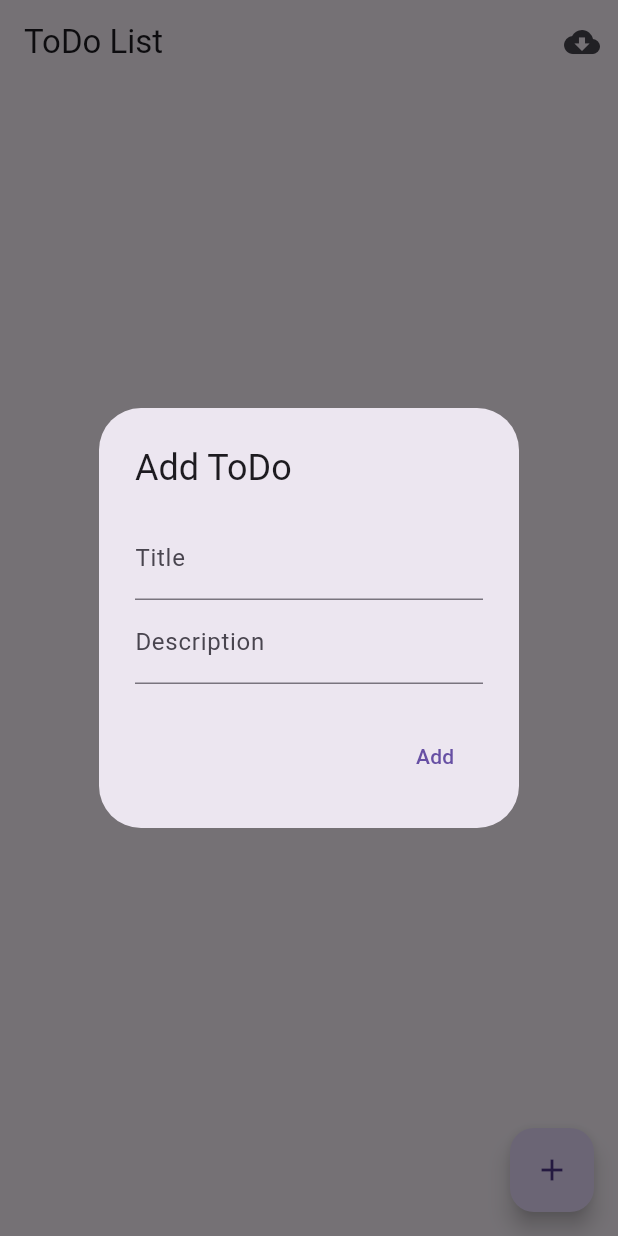
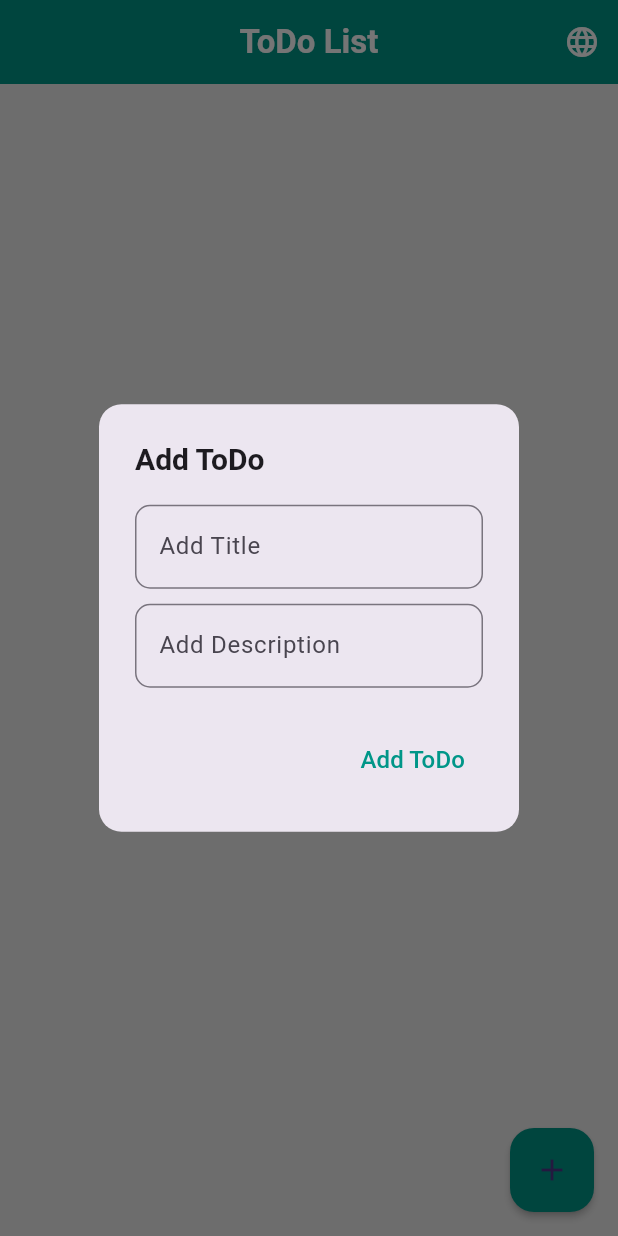
Before and after one commit to farhatbaig/hiveTodoApp, a Flutter app: the screen it shows after launch, after a tap on the "add" icon, on a phone screen of 412 x 824 dp. Run offline on Flutter 3.47's test engine with Material 3 defaults, Android fonts, the phone set to English and light mode, and no system bars; our stand-ins replace cloud_firestore, firebase_core, hive, hive_flutter; accounts and stored records are empty.

Commit message:
latest code

```diff
--- /dev/null
+++ b/lib/l10n/en.arb
@@ -0,0 +1,8 @@
+{
+  "@@locale": "en",
+  "title": "ToDo List",
+  "addTodo": "Add ToDo",
+  "toggleLanguage": "Toggle Language",
+  "addTodoTitle": "Title",
+  "addTodoDescription": "Description"
+}
--- /dev/null
+++ b/lib/l10n/intl_en.arb
@@ -0,0 +1 @@
+{}
--- a/lib/main.dart
+++ b/lib/main.dart
@@ -1,4 +1,6 @@
 import 'package:flutter/material.dart';
+import 'package:flutter_localizations/flutter_localizations.dart';
+import 'package:flutterapp/generated/l10n.dart';
 import 'package:provider/provider.dart';
 import 'package:firebase_core/firebase_core.dart';
 import 'package:hive_flutter/hive_flutter.dart';
@@ -27,6 +29,13 @@ class MyApp extends StatelessWidget {
         theme: ThemeData(
           primarySwatch: Colors.blue,
         ),
+         localizationsDelegates: const [
+          S.delegate,
+          GlobalMaterialLocalizations.delegate,
+          GlobalWidgetsLocalizations.delegate,
+          GlobalCupertinoLocalizations.delegate,
+        ],
+        supportedLocales: S.delegate.supportedLocales,
         home: const ToDoListScreen(),
       ),
     );
--- a/lib/screens/todo_screen.dart
+++ b/lib/screens/todo_screen.dart
@@ -1,36 +1,101 @@
 import 'package:flutter/material.dart';
+import 'package:flutterapp/generated/l10n.dart';
 import 'package:flutterapp/modal/todo.dart';
 import 'package:flutterapp/provider/todo_list_provider.dart';
 import 'package:provider/provider.dart';
 
-class ToDoListScreen extends StatelessWidget {
+class ToDoListScreen extends StatefulWidget {
   const ToDoListScreen({super.key});
 
   @override
+  _ToDoListScreenState createState() => _ToDoListScreenState();
+}
+
+class _ToDoListScreenState extends State<ToDoListScreen> {
+  Locale _locale = const Locale('en'); // Default to English
+
+  void _toggleLanguage() {
+    setState(() {
+      _locale = _locale.languageCode == 'en'
+          ? const Locale('ar')
+          : const Locale('en');
+    });
+    print("Locale changed to: $_locale");
+  }
+
+  @override
   Widget build(BuildContext context) {
-    return Scaffold(
+    return MaterialApp(
+      locale: _locale,
+      supportedLocales: S.delegate.supportedLocales,
+      home: Scaffold(
         appBar: AppBar(
-        title: const Text('ToDo List'),
+          title: Text(
+            S.of(context).title,
+            style: const TextStyle(
+              fontWeight: FontWeight.bold,
+              fontSize: 22,
+              color: Colors.white,
+            ),
+          ),
+          backgroundColor: Colors.teal,
+          centerTitle: true,
           actions: [
             IconButton(
-            icon: const Icon(Icons.cloud_download),
-            onPressed: () {
-              Provider.of<ToDoListProvider>(context, listen: false)
-                  .fetchTodosFromFirestore();
-            },
+              icon: const Icon(Icons.language, color: Colors.white),
+              onPressed: _toggleLanguage,
+              tooltip: S.of(context).toggleLanguage,
             ),
           ],
         ),
         body: Consumer<ToDoListProvider>(
           builder: (context, provider, child) {
-          return ListView.builder(
+            return Padding(
+              padding: const EdgeInsets.all(12.0),
+              child: ListView.builder(
                 itemCount: provider.todos.length,
                 itemBuilder: (context, index) {
                   final todo = provider.todos[index];
-              return ListTile(
-                title: Text(todo.title),
-                subtitle: Text(todo.description),
+                  return Container(
+                    margin: const EdgeInsets.only(bottom: 12),
+                    padding: const EdgeInsets.all(16),
+                    decoration: BoxDecoration(
+                      color: Colors.white,
+                      borderRadius: BorderRadius.circular(10),
+                      border: Border.all(color: Colors.tealAccent, width: 1),
+                      boxShadow: [
+                        BoxShadow(
+                          color: Colors.grey.withOpacity(0.1),
+                          blurRadius: 5,
+                          spreadRadius: 1,
+                          offset: const Offset(0, 3),
+                        ),
+                      ],
+                    ),
+                    child: ListTile(
+                      contentPadding: EdgeInsets.zero,
+                      title: Text(
+                        todo.title,
+                        style: const TextStyle(
+                          fontWeight: FontWeight.bold,
+                          fontSize: 18,
+                        ),
+                      ),
+                      subtitle: Padding(
+                        padding: const EdgeInsets.only(top: 8),
+                        child: Text(
+                          todo.description,
+                          style: const TextStyle(
+                            fontSize: 14,
+                            color: Colors.grey,
+                          ),
+                        ),
+                      ),
                       trailing: Checkbox(
+                        shape: RoundedRectangleBorder(
+                          borderRadius: BorderRadius.circular(4),
+                        ),
+                        activeColor: Colors.teal,
                         value: todo.isCompleted,
                         onChanged: (value) {
                           provider.toggleCompletion(todo);
@@ -39,8 +104,10 @@ class ToDoListScreen extends StatelessWidget {
                       onLongPress: () {
                         provider.deleteToDo(todo);
                       },
+                    ),
                   );
                 },
+              ),
             );
           },
         ),
@@ -48,7 +115,11 @@ class ToDoListScreen extends StatelessWidget {
           onPressed: () {
             _showAddToDoDialog(context);
           },
-        child: Icon(Icons.add),
+          child: const Icon(Icons.add),
+          backgroundColor: Colors.teal,
+          elevation: 2,
+        ),
+        backgroundColor: Colors.grey[200],
       ),
     );
   }
@@ -61,17 +132,37 @@ class ToDoListScreen extends StatelessWidget {
       context: context,
       builder: (context) {
         return AlertDialog(
-          title: Text('Add ToDo'),
+          shape: RoundedRectangleBorder(
+            borderRadius: BorderRadius.circular(15),
+          ),
+          title: Text(
+            S.of(context).addTodo,
+            style: const TextStyle(
+              fontWeight: FontWeight.bold,
+              fontSize: 20,
+            ),
+          ),
           content: Column(
             mainAxisSize: MainAxisSize.min,
             children: [
               TextField(
                 controller: titleController,
-                decoration: InputDecoration(labelText: 'Title'),
+                decoration: InputDecoration(
+                  labelText: S.of(context).addTodoTitle,
+                  border: OutlineInputBorder(
+                    borderRadius: BorderRadius.circular(10),
                   ),
+                ),
+              ),
+              const SizedBox(height: 10),
               TextField(
                 controller: descriptionController,
-                decoration: InputDecoration(labelText: 'Description'),
+                decoration: InputDecoration(
+                  labelText: S.of(context).addTodoDescription,
+                  border: OutlineInputBorder(
+                    borderRadius: BorderRadius.circular(10),
+                  ),
+                ),
               ),
             ],
           ),
@@ -87,7 +178,13 @@ class ToDoListScreen extends StatelessWidget {
                     .addToDo(todo);
                 Navigator.of(context).pop();
               },
-              child: Text('Add'),
+              child: Text(
+                S.of(context).addTodo,
+                style: const TextStyle(
+                  fontSize: 16,
+                  color: Colors.teal,
+                ),
+              ),
             ),
           ],
         );
--- a/pubspec.yaml
+++ b/pubspec.yaml
@@ -36,10 +36,10 @@ dependencies:
   firebase_core: ^2.32.0
   cloud_firestore: ^4.17.5
   isar_flutter_libs: ^4.0.0-dev.13
+  intl: ^0.19.0
   path_provider: ^2.1.0
   flutter_localizations:
     sdk: flutter
-  intl: ^0.19.0
 
 
   # The following adds the Cupertino Icons font to your application.
@@ -58,7 +58,7 @@ dev_dependencies:
   flutter_lints: ^4.0.0
   hive_generator: ^2.0.1
   build_runner: ^2.1.4
-
+  intl_utils: ^2.8.7
 # For information on the generic Dart part of this file, see the
 # following page: https://dart.dev/tools/pub/pubspec
 
@@ -69,8 +69,6 @@ flutter:
   # included with your application, so that you can use the icons in
   # the material Icons class.
   uses-material-design: true
-  assets:
-    - assets/lang/
 
   # To add assets to your application, add an assets section, like this:
   # assets:
```
Also changed, not shown: lib/l10n/ar.arb (added, +8 -0 lines), assets/lang/ar.arb (deleted), assets/lang/en.arb (deleted), lib/generated/intl/messages_all.dart (added), lib/generated/intl/messages_en.dart (added), lib/generated/l10n.dart (added), pubspec.lock, 1 other file. Lines whose indentation alone changed are shown as unchanged.
